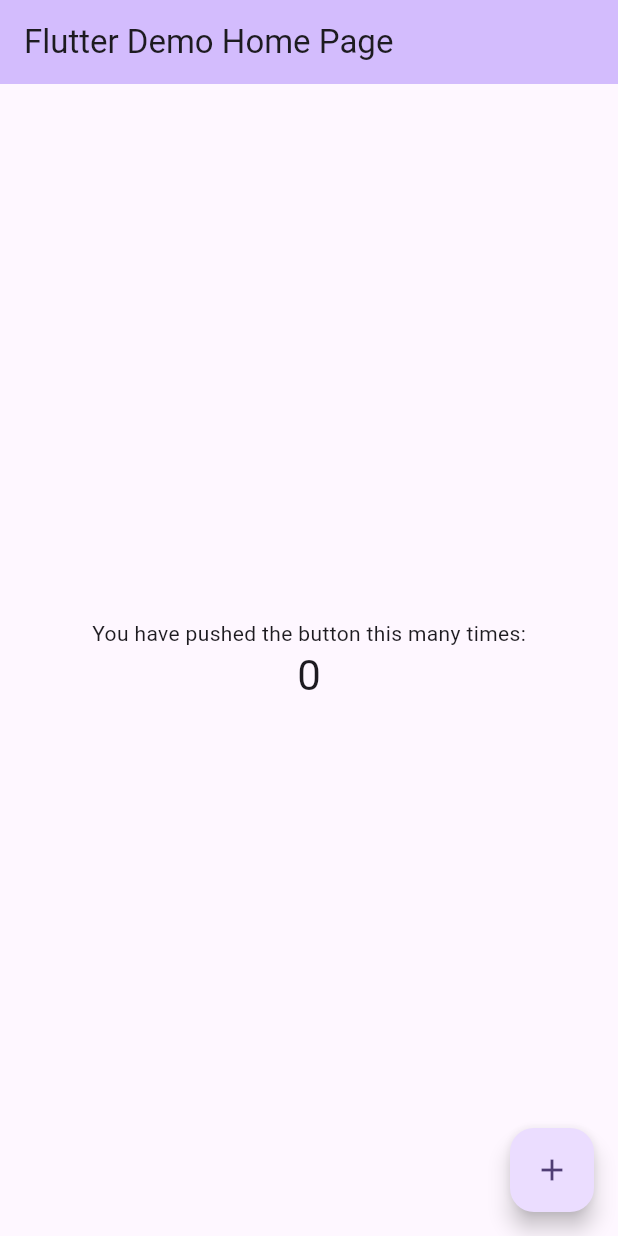
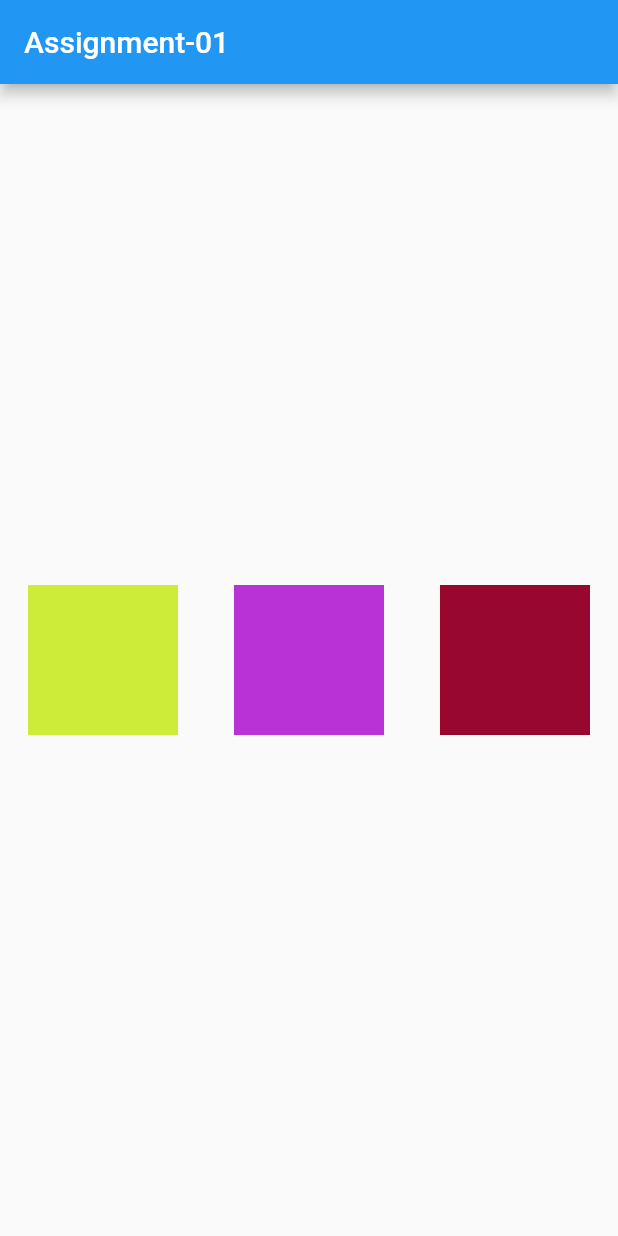
Before and after one commit to sakshi-0009/Flutter, a Flutter app: the screen it shows after launch, on a phone screen of 412 x 824 dp. Run offline on Flutter 3.47's test engine with Material 2 defaults, Android fonts, the phone set to English and light mode, and no system bars.

Commit message:
Flutter Assignment-01

```diff
--- /dev/null
+++ b/assignment_01/lib/assignment1.dart
@@ -0,0 +1,37 @@
+import 'package:flutter/material.dart';
+
+class Assignment1 extends StatelessWidget{
+  const Assignment1({super.key});
+
+  @override
+  Widget build(BuildContext context){
+    return Scaffold(
+      appBar: AppBar(
+        title: const Text("Assignment-01"),
+      ),
+      body: SizedBox(
+        height: double.infinity,
+        child: Row(
+          mainAxisAlignment: MainAxisAlignment.spaceAround,
+          children: [
+            Container(
+              height: 100,
+              width: 100,
+              color: Color.fromARGB(255, 205, 235, 57),
+            ),
+            Container(
+              height: 100,
+              width: 100,
+              color: Color.fromARGB(255, 185, 50, 212),
+            ),
+            Container(
+              height: 100,
+              width: 100,
+              color: Color.fromARGB(255, 151, 7, 46),
+            ),
+          ],
+        ),
+      ),
+    );
+  }
+}
--- a/assignment_01/lib/main.dart
+++ b/assignment_01/lib/main.dart
@@ -1,4 +1,5 @@
 import 'package:flutter/material.dart';
+import 'package:assignment_01/assignment1.dart';
 
 void main() {
   runApp(const MyApp());
@@ -7,119 +8,10 @@ void main() {
 class MyApp extends StatelessWidget {
   const MyApp({super.key});
 
-  // This widget is the root of your application.
   @override
   Widget build(BuildContext context) {
     return MaterialApp(
-      title: 'Flutter Demo',
-      theme: ThemeData(
-        // This is the theme of your application.
-        //
-        // TRY THIS: Try running your application with "flutter run". You'll see
-        // the application has a blue toolbar. Then, without quitting the app,
-        // try changing the seedColor in the colorScheme below to Colors.green
-        // and then invoke "hot reload" (save your changes or press the "hot
-        // reload" button in a Flutter-supported IDE, or press "r" if you used
-        // the command line to start the app).
-        //
-        // Notice that the counter didn't reset back to zero; the application
-        // state is not lost during the reload. To reset the state, use hot
-        // restart instead.
-        //
-        // This works for code too, not just values: Most code changes can be
-        // tested with just a hot reload.
-        colorScheme: ColorScheme.fromSeed(seedColor: Colors.deepPurple),
-        useMaterial3: true,
-      ),
-      home: const MyHomePage(title: 'Flutter Demo Home Page'),
+      home: Assignment1(),
     );
   }
 }
-
-class MyHomePage extends StatefulWidget {
-  const MyHomePage({super.key, required this.title});
-
-  // This widget is the home page of your application. It is stateful, meaning
-  // that it has a State object (defined below) that contains fields that affect
-  // how it looks.
-
-  // This class is the configuration for the state. It holds the values (in this
-  // case the title) provided by the parent (in this case the App widget) and
-  // used by the build method of the State. Fields in a Widget subclass are
-  // always marked "final".
-
-  final String title;
-
-  @override
-  State<MyHomePage> createState() => _MyHomePageState();
-}
-
-class _MyHomePageState extends State<MyHomePage> {
-  int _counter = 0;
-
-  void _incrementCounter() {
-    setState(() {
-      // This call to setState tells the Flutter framework that something has
-      // changed in this State, which causes it to rerun the build method below
-      // so that the display can reflect the updated values. If we changed
-      // _counter without calling setState(), then the build method would not be
-      // called again, and so nothing would appear to happen.
-      _counter++;
-    });
-  }
-
-  @override
-  Widget build(BuildContext context) {
-    // This method is rerun every time setState is called, for instance as done
-    // by the _incrementCounter method above.
-    //
-    // The Flutter framework has been optimized to make rerunning build methods
-    // fast, so that you can just rebuild anything that needs updating rather
-    // than having to individually change instances of widgets.
-    return Scaffold(
-      appBar: AppBar(
-        // TRY THIS: Try changing the color here to a specific color (to
-        // Colors.amber, perhaps?) and trigger a hot reload to see the AppBar
-        // change color while the other colors stay the same.
-        backgroundColor: Theme.of(context).colorScheme.inversePrimary,
-        // Here we take the value from the MyHomePage object that was created by
-        // the App.build method, and use it to set our appbar title.
-        title: Text(widget.title),
-      ),
-      body: Center(
-        // Center is a layout widget. It takes a single child and positions it
-        // in the middle of the parent.
-        child: Column(
-          // Column is also a layout widget. It takes a list of children and
-          // arranges them vertically. By default, it sizes itself to fit its
-          // children horizontally, and tries to be as tall as its parent.
-          //
-          // Column has various properties to control how it sizes itself and
-          // how it positions its children. Here we use mainAxisAlignment to
-          // center the children vertically; the main axis here is the vertical
-          // axis because Columns are vertical (the cross axis would be
-          // horizontal).
-          //
-          // TRY THIS: Invoke "debug painting" (choose the "Toggle Debug Paint"
-          // action in the IDE, or press "p" in the console), to see the
-          // wireframe for each widget.
-          mainAxisAlignment: MainAxisAlignment.center,
-          children: <Widget>[
-            const Text(
-              'You have pushed the button this many times:',
-            ),
-            Text(
-              '$_counter',
-              style: Theme.of(context).textTheme.headlineMedium,
-            ),
-          ],
-        ),
-      ),
-      floatingActionButton: FloatingActionButton(
-        onPressed: _incrementCounter,
-        tooltip: 'Increment',
-        child: const Icon(Icons.add),
-      ), // This trailing comma makes auto-formatting nicer for build methods.
-    );
-  }
-}
```
